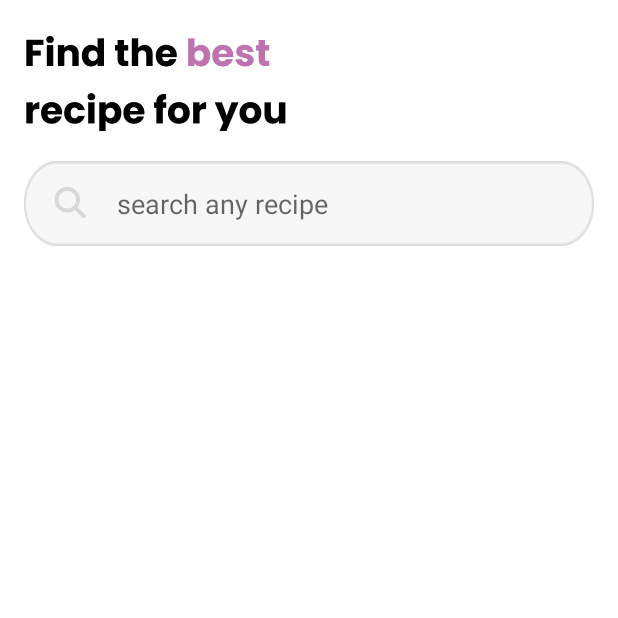
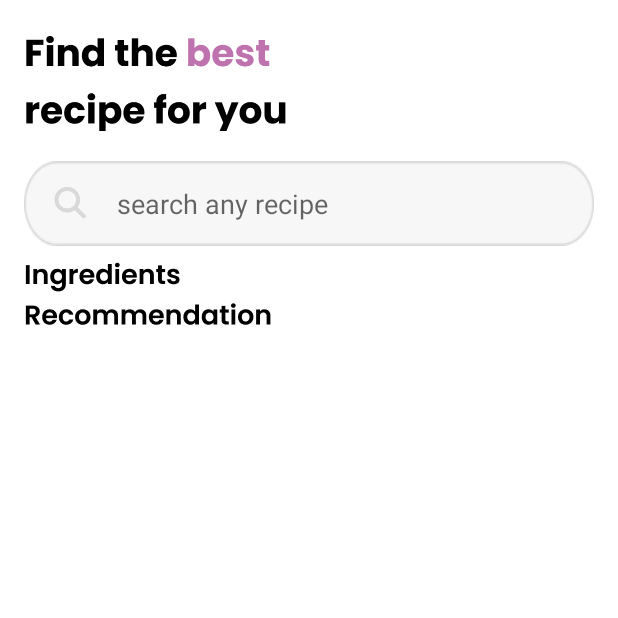
Before and after one commit to Muhammad-Rizky-Ramadhan/uasrecipe, an Android app: the fragment CategoryFragment shown on its own in the app's theme, on a phone screen of 412 x 824 dp, the top half of it. Run offline under Robolectric (Android 15) with nearby library versions, the phone set to English and light mode, and no system bars; 2 statements that could not run were skipped.

Commit message:
some ui update

```diff
--- a/app/src/main/res/layout/activity_detail.xml
+++ b/app/src/main/res/layout/activity_detail.xml
@@ -96,7 +96,7 @@
             android:layout_marginTop="8dp"
             android:text=""
             android:textSize="16sp"
-            android:textColor="@android:color/black"
+            android:textColor="@color/red"
             android:fontFamily="@font/poppins"
             android:background="@drawable/bgdetail"
             android:padding="10dp"/>
@@ -121,7 +121,7 @@
             android:layout_marginTop="8dp"
             android:text=""
             android:textSize="16sp"
-            android:textColor="@android:color/black"
+            android:textColor="@color/red"
             android:fontFamily="@font/poppins"
             android:padding="10dp"
             android:background="@drawable/bgdetail"/>
--- a/app/src/main/res/layout/fragment_category.xml
+++ b/app/src/main/res/layout/fragment_category.xml
@@ -29,6 +29,13 @@
             android:drawablePadding="16dp"
             android:layout_marginTop="20dp"
             />
+
+        <ImageView
+            android:layout_width="wrap_content"
+            android:layout_height="wrap_content"
+            android:scaleType="centerCrop"
+            android:src="@drawable/etsearch3"
+            android:layout_marginTop="5dp"/>
         <androidx.recyclerview.widget.RecyclerView
             android:id="@+id/recycleview"
             android:layout_width="match_parent"
--- a/app/src/main/res/layout/fragment_home.xml
+++ b/app/src/main/res/layout/fragment_home.xml
@@ -60,9 +60,9 @@
         <ImageView
             android:layout_width="wrap_content"
             android:layout_height="wrap_content"
+            android:layout_margin="5dp"
             android:scaleType="centerCrop"
-            android:src="@drawable/ethome2"
-            android:layout_margin="5dp" />
+            android:src="@drawable/ethome2" />
 
         <HorizontalScrollView
             android:layout_width="match_parent"
--- a/app/src/main/res/values/colors.xml
+++ b/app/src/main/res/values/colors.xml
@@ -10,5 +10,6 @@
     <color name="blue">#E4EFF9</color>
     <color name="pink">#F6EBCE</color>
     <color name="babypink">#F4C2C2</color>
+    <color name="red">#856565</color>
 
 </resources>
```
Also changed, not shown: app/src/main/res/drawable-hdpi/ethome2.png, app/src/main/res/drawable-hdpi/etsearch3.png (added), app/src/main/res/drawable-mdpi/ethome2.png, app/src/main/res/drawable-mdpi/etsearch3.png (added), app/src/main/res/drawable-xhdpi/ethome2.png, app/src/main/res/drawable-xhdpi/etsearch3.png (added), app/src/main/res/drawable-xxhdpi/ethome2.png, app/src/main/res/drawable-xxhdpi/etsearch3.png (added), app/src/main/res/drawable-xxxhdpi/ethome2.png, app/src/main/res/drawable-xxxhdpi/etsearch3.png (added).
